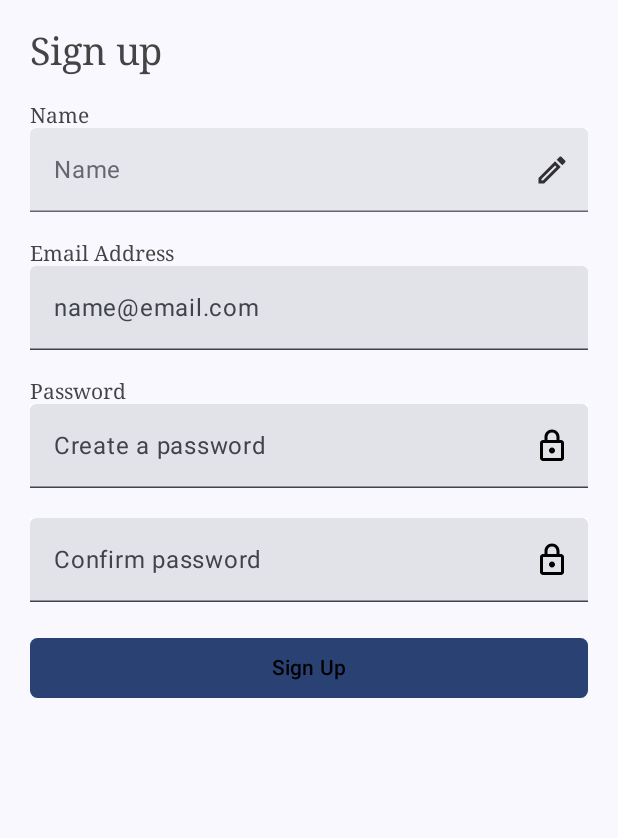
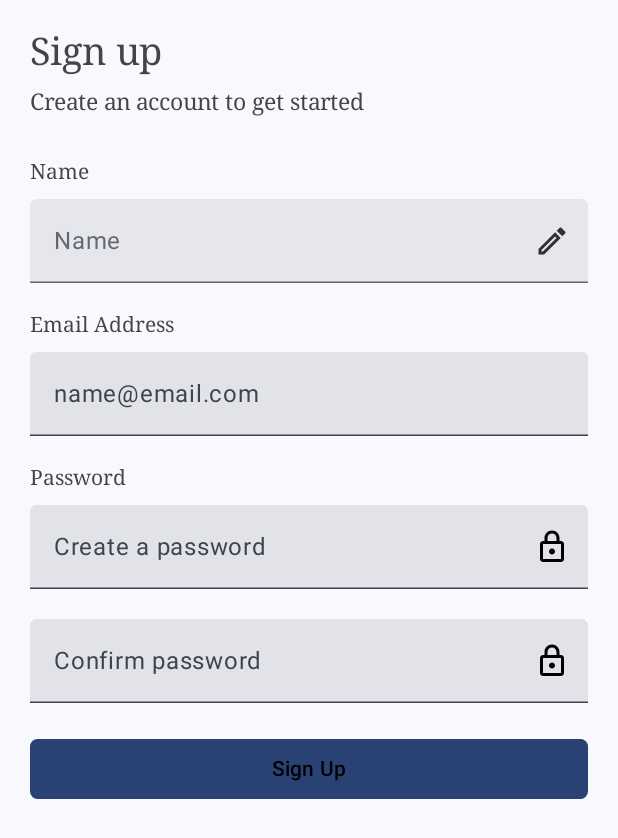
Before and after one commit to wellconnectlive/android_project_kc, an Android app built with Jetpack Compose: the screen it shows after launch (MainActivity), after a tap on "¿No tienes una cuenta? ¡Regístrate!", on a phone screen of 412 x 824 dp. Shown: the top 838 px of the screen. Run offline under Robolectric (Android 15) with nearby library versions, the phone set to English and light mode, and no system bars; our stand-ins replace Dagger/Hilt's generated code, Firebase (no records; nobody signed in at launch, a user with empty details on screens opened directly).

Commit message:
refactor the id

```diff
--- a/app/build.gradle
+++ b/app/build.gradle
@@ -64,6 +64,7 @@ dependencies {
     implementation("androidx.lifecycle:lifecycle-runtime-compose:2.6.0-beta01")
 
 
+
     implementation 'com.google.firebase:firebase-auth-ktx:21.1.0'
     implementation 'com.google.android.gms:play-services-auth:20.4.1'
     implementation("com.google.firebase:firebase-database-ktx:20.2.2")
--- a/app/src/main/java/live/wellconnect/wellconnect/data/DataRepository.kt
+++ b/app/src/main/java/live/wellconnect/wellconnect/data/DataRepository.kt
@@ -8,6 +8,6 @@ interface DataRepository {
 
 
     suspend fun insertUser(user : UserModel, userUID : String)
-    fun loadUser(user : UserRegister)
+    fun loadUser(user: UserRegister, currentUser: String)
     suspend fun checkUser(uID : String) : UserModelDTO
 }
--- a/app/src/main/java/live/wellconnect/wellconnect/data/DataRepositoryImpl.kt
+++ b/app/src/main/java/live/wellconnect/wellconnect/data/DataRepositoryImpl.kt
@@ -4,7 +4,6 @@ package live.wellconnect.wellconnect.data
 import android.net.Uri
 import android.util.Log
 import com.google.android.gms.tasks.Task
-import com.google.firebase.auth.FirebaseUser
 import com.google.firebase.firestore.FirebaseFirestore
 import com.google.firebase.firestore.ktx.toObject
 import com.google.firebase.ktx.Firebase
@@ -48,8 +47,8 @@ class DataRepositoryImpl @Inject constructor(
     }
 
 
-    override fun loadUser(user : UserRegister) {
-        db.collection("users").document(user.email).set(
+    override fun loadUser(user: UserRegister, currentUser: String) {
+        db.collection("users").document(currentUser).set(
                 hashMapOf(
                     "email" to user.email,
                     "password" to user.password,
--- a/app/src/main/java/live/wellconnect/wellconnect/presentation/profile/ProfileScreen.kt
+++ b/app/src/main/java/live/wellconnect/wellconnect/presentation/profile/ProfileScreen.kt
@@ -33,8 +33,8 @@ fun ProfileScreen(
         verticalArrangement = Arrangement.Center,
         horizontalAlignment = Alignment.CenterHorizontally
     ) {
-        val email =  userData?.email ?: ""
-        profileScreenViewModel.getUserValues(email)
+        val uiID =  userData?.userId?: ""
+        profileScreenViewModel.getUserValues(uiID)
         val userName = profileScreenViewModel.dataUser.value
 
         //if(userData?.profilePictureUrl != null) {
--- a/app/src/main/java/live/wellconnect/wellconnect/presentation/register_example/RegisterScreen.kt
+++ b/app/src/main/java/live/wellconnect/wellconnect/presentation/register_example/RegisterScreen.kt
@@ -65,8 +65,11 @@ fun RegisterScreen(viewModel : RegisterViewModel) {
             horizontalAlignment = Alignment.Start,
         ) {
             MakeText("Sign up", 25)
-            Space()
+            Space(10)
+            MakeText("Create an account to get started", 15)
+            Space(30)
             MakeText("Name", 14)
+            Space(10)
             TextField(
                 label = { Text(text = "Name") },
                 modifier = Modifier
@@ -80,8 +83,9 @@ fun RegisterScreen(viewModel : RegisterViewModel) {
                     Image(imageVector = Icons.Outlined.Edit, contentDescription = "Pencil Edit")
                 },
             )
-            Space()
+            Space(20)
             MakeText("Email Address", 14)
+            Space(10)
             TextField(
                 label = { Text(text = "name@email.com") },
                 value = email,
@@ -89,31 +93,38 @@ fun RegisterScreen(viewModel : RegisterViewModel) {
                 singleLine = true,
                 modifier = Modifier.fillMaxWidth()
             )
-            Space()
+            Space(20)
             MakeText("Password", 14)
+            Space(10)
             TextField(
                 label = { Text(text = "Create a password") },
                 value = password,
                 onValueChange = { password = it },
                 singleLine = true,
-                modifier = Modifier.alpha(1F).background(Color.White).fillMaxWidth(),
+                modifier = Modifier
+                    .alpha(1F)
+                    .background(Color.White)
+                    .fillMaxWidth(),
                 trailingIcon = {
                     Image(imageVector = Icons.Outlined.Lock, contentDescription = "Password")
                 },
             )
-            Space()
+            Space(20)
             TextField(
                 label = { Text(text = "Confirm password") },
                 value = password,
                 onValueChange = { password = it },
                 singleLine = true,
-                modifier = Modifier.alpha(1F).background(Color.White).fillMaxWidth(),
+                modifier = Modifier
+                    .alpha(1F)
+                    .background(Color.White)
+                    .fillMaxWidth(),
                 trailingIcon = {
                     Image(imageVector = Icons.Outlined.Lock, contentDescription = "Password")
                 },
             )
-            Space()
-            /// check for politics and conditions
+            Space(20)
+            // todo :  check for politics and conditions
 
             val user = UserRegister(name.text.toString(), email.text.toString(), password.text.toString()/*, photo.text.toString()*/)
 
@@ -136,6 +147,22 @@ fun RegisterScreen(viewModel : RegisterViewModel) {
 
 }
 
+
+/*@Composable
+fun MakeTextField(
+    label : String,
+    image : Icons,
+) {
+    val (text, setText) = mutableStateOf("")
+    TextField(
+        trailingIcon = image,
+        value = text,
+        onValueChange = setText,
+        label = label,
+        modifier = Modifier.fillMaxWidth()
+    )
+}*/
+
 @Preview(showSystemUi = true, showBackground = true)
 @Composable
 fun RegisterScreen_Preview(){
@@ -152,7 +179,7 @@ fun MakeText(text : String, size : Int) = Text(
 )
 
 @Composable
-fun Space() = Spacer(
+fun Space(size : Int) = Spacer(
     modifier = Modifier
-        .height(20.dp)
+        .height(size.dp)
 )
--- a/app/src/main/java/live/wellconnect/wellconnect/presentation/register_example/RegisterScreen_ex.kt
+++ b/app/src/main/java/live/wellconnect/wellconnect/presentation/register_example/RegisterScreen_ex.kt
@@ -34,7 +34,7 @@ fun Register(
     viewModel: RegisterViewModelContinue,
 ) {
 
-    val emailData =  userData?.email ?: ""
+    val idData =  userData?.userId ?: ""
     //var id by remember { mutableStateOf(TextFieldValue()) } /// verificar cómo se manejará él primer registro para asignar id
     var name by remember { mutableStateOf(TextFieldValue()) }
     var fatherLastName by remember { mutableStateOf(TextFieldValue()) }
@@ -164,7 +164,7 @@ fun Register(
 
         if(!checkUser(values)){
             val user = UserModel(values[0].toString(), values[1].toString(), values[2].toString(),  Gender.FEMALE, values[3].toString(), values[4].toString(), values[5].toString(), values[6].toString(), values[7].toString(), values[8].toString(), values[9].toString())
-            GetButton(viewModel, user, emailData)
+            GetButton(viewModel, user, idData)
         }
 
     }
--- a/app/src/main/java/live/wellconnect/wellconnect/presentation/register_example/RegisterViewModel.kt
+++ b/app/src/main/java/live/wellconnect/wellconnect/presentation/register_example/RegisterViewModel.kt
@@ -33,7 +33,7 @@ class RegisterViewModel @Inject constructor(
             if (task.isSuccessful) {
                 Log.i("REGISTER", "Usuario autenticado con éxito")
                 auth.currentUser?.sendEmailVerification()
-                repository.loadUser(userRegister)
+                auth.currentUser?.let { repository.loadUser(userRegister, it.uid) }
             } else {
                 Log.i("ERROR", "No se ha conseguido autenticar al usuario, intentelo nuevamente")
                 // todo debe de ir un alert de error, chequear con las states
```
Lines whose indentation alone changed are shown as unchanged.
